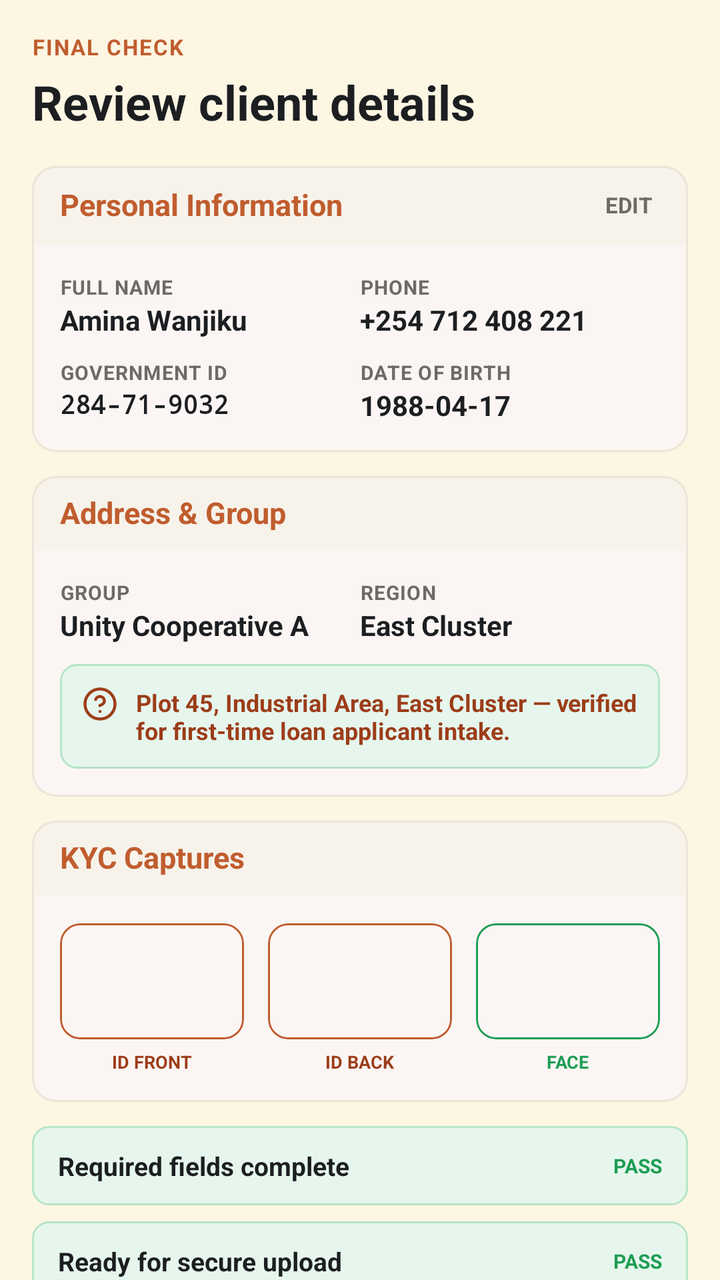
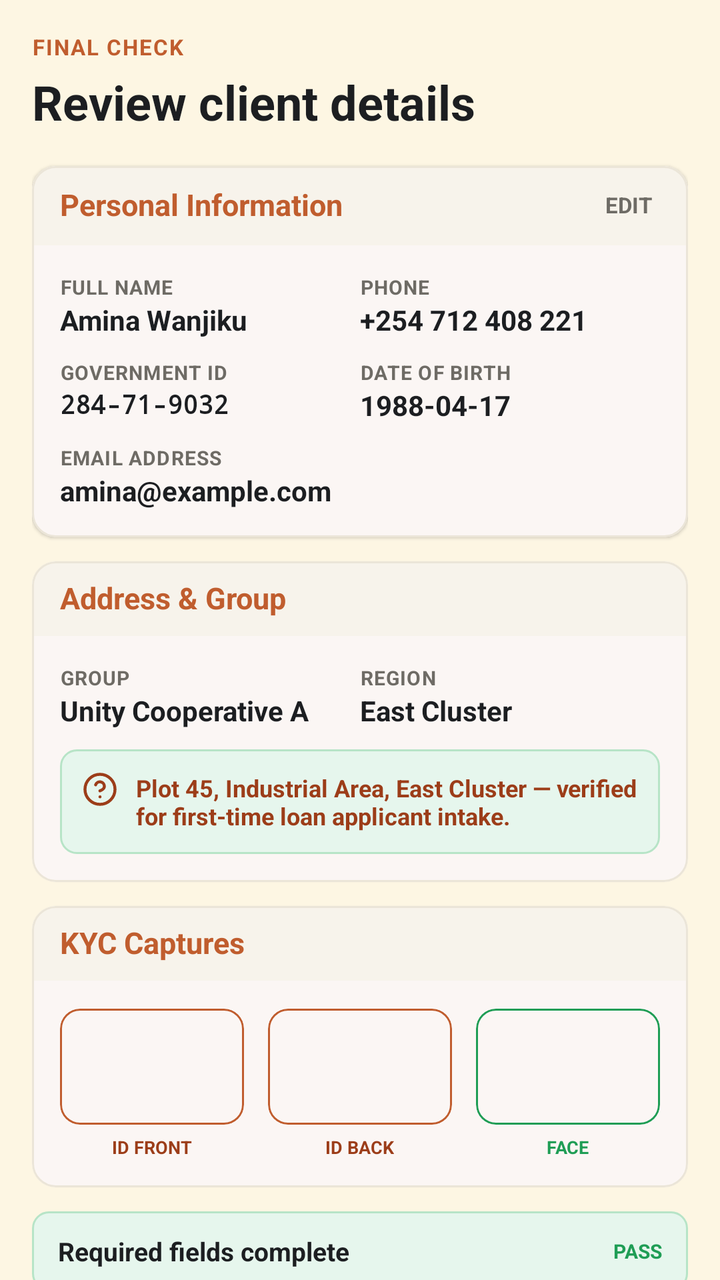

Two renders of the same Android screen: before a commit and after it. Below are the layout's source before the change and the commit's diff.
<!-- AndroidManifest.xml: application theme Theme.TerraLink -->
<!-- res/layout/fragment_client_review.xml -->
<?xml version="1.0" encoding="utf-8"?>
<androidx.core.widget.NestedScrollView
    xmlns:android="http://schemas.android.com/apk/res/android"
    xmlns:app="http://schemas.android.com/apk/res-auto"
    android:layout_width="match_parent"
    android:layout_height="match_parent"
    android:background="@color/bg_cream"
    android:fillViewport="true">

    <LinearLayout
        android:layout_width="match_parent"
        android:layout_height="wrap_content"
        android:orientation="vertical"
        android:padding="16dp">

        
        <TextView
            android:layout_width="wrap_content"
            android:layout_height="wrap_content"
            android:text="FINAL CHECK"
            android:textAllCaps="true"
            android:textColor="@color/terracotta_primary"
            android:textStyle="bold"
            android:letterSpacing="0.06"
            android:textSize="11sp" />

        <TextView
            android:layout_width="wrap_content"
            android:layout_height="wrap_content"
            android:layout_marginTop="4dp"
            android:layout_marginBottom="16dp"
            android:text="Review client details"
            android:textColor="@color/navy_text_primary"
            android:textStyle="bold"
            android:textSize="24sp" />

        
        <com.google.android.material.card.MaterialCardView
            android:layout_width="match_parent"
            android:layout_height="wrap_content"
            android:layout_marginBottom="12dp"
            app:cardBackgroundColor="@color/surface_card"
            app:cardCornerRadius="12dp"
            app:cardElevation="1dp"
            app:strokeColor="@color/surface_stroke"
            app:strokeWidth="1dp">

            <LinearLayout
                android:layout_width="match_parent"
                android:layout_height="wrap_content"
                android:orientation="vertical">

                <LinearLayout
                    android:layout_width="match_parent"
                    android:layout_height="wrap_content"
                    android:orientation="horizontal"
                    android:gravity="center_vertical"
                    android:background="@color/surface_card_subtle"
                    android:paddingHorizontal="14dp"
                    android:paddingTop="8dp"
                    android:paddingBottom="9dp">

                    <TextView
                        android:layout_width="0dp"
                        android:layout_height="wrap_content"
                        android:layout_weight="1"
                        android:text="Personal Information"
                        android:textColor="@color/terracotta_primary"
                        android:textStyle="bold"
                        android:textSize="15sp" />

                    <TextView
                        android:id="@+id/btnEditPersonalInfo"
                        android:layout_width="wrap_content"
                        android:layout_height="wrap_content"
                        android:text="EDIT"
                        android:textAllCaps="true"
                        android:textColor="@color/text_secondary"
                        android:textStyle="bold"
                        android:textSize="11sp"
                        android:padding="4dp"
                        android:clickable="true"
                        android:focusable="true" />

                </LinearLayout>

                <LinearLayout
                    android:layout_width="match_parent"
                    android:layout_height="wrap_content"
                    android:orientation="vertical"
                    android:padding="14dp">

                    <LinearLayout
                        android:layout_width="match_parent"
                        android:layout_height="wrap_content"
                        android:orientation="horizontal"
                        android:layout_marginBottom="10dp">

                        <LinearLayout
                            android:layout_width="0dp"
                            android:layout_height="wrap_content"
                            android:layout_weight="1"
                            android:orientation="vertical">
                            <TextView
                                android:layout_width="wrap_content"
                                android:layout_height="wrap_content"
                                android:text="FULL NAME"
                                android:textAllCaps="true"
                                android:textColor="@color/text_secondary"
                                android:textStyle="bold"
                                android:letterSpacing="0.04"
                                android:textSize="10sp" />
                            <TextView
                                android:id="@+id/tvFullName"
                                android:layout_width="wrap_content"
                                android:layout_height="wrap_content"
                                android:text="Amina Wanjiku"
                                android:textColor="@color/navy_text_primary"
                                android:textStyle="bold"
                                android:textSize="14sp" />
                        </LinearLayout>

                        <LinearLayout
                            android:layout_width="0dp"
                            android:layout_height="wrap_content"
                            android:layout_weight="1"
                            android:orientation="vertical">
                            <TextView
                                android:layout_width="wrap_content"
                                android:layout_height="wrap_content"
                                android:text="PHONE"
                                android:textAllCaps="true"
                                android:textColor="@color/text_secondary"
                                android:textStyle="bold"
                                android:letterSpacing="0.04"
                                android:textSize="10sp" />
                            <TextView
                                android:id="@+id/tvPhone"
                                android:layout_width="wrap_content"
                                android:layout_height="wrap_content"
                                android:text="+254 712 408 221"
                                android:textColor="@color/navy_text_primary"
                                android:textStyle="bold"
                                android:textSize="14sp" />
                        </LinearLayout>

                    </LinearLayout>

                    <LinearLayout
                        android:layout_width="match_parent"
                        android:layout_height="wrap_content"
                        android:orientation="horizontal">

                        <LinearLayout
                            android:layout_width="0dp"
                            android:layout_height="wrap_content"
                            android:layout_weight="1"
                            android:orientation="vertical">
                            <TextView
                                android:layout_width="wrap_content"
                                android:layout_height="wrap_content"
                                android:text="GOVERNMENT ID"
                                android:textAllCaps="true"
                                android:textColor="@color/text_secondary"
                                android:textStyle="bold"
                                android:letterSpacing="0.04"
                                android:textSize="10sp" />
                            <TextView
                                android:id="@+id/tvGovernmentId"
                                android:layout_width="wrap_content"
                                android:layout_height="wrap_content"
                                android:text="284-71-9032"
                                android:fontFamily="monospace"
                                android:textColor="@color/navy_text_primary"
                                android:textStyle="bold"
                                android:textSize="13sp" />
                        </LinearLayout>

                        <LinearLayout
                            android:layout_width="0dp"
                            android:layout_height="wrap_content"
                            android:layout_weight="1"
                            android:orientation="vertical">
                            <TextView
                                android:layout_width="wrap_content"
                                android:layout_height="wrap_content"
                                android:text="DATE OF BIRTH"
                                android:textAllCaps="true"
                                android:textColor="@color/text_secondary"
                                android:textStyle="bold"
                                android:letterSpacing="0.04"
                                android:textSize="10sp" />
                            <TextView
                                android:id="@+id/tvDateOfBirth"
                                android:layout_width="wrap_content"
                                android:layout_height="wrap_content"
                                android:text="1988-04-17"
                                android:textColor="@color/navy_text_primary"
                                android:textStyle="bold"
                                android:textSize="14sp" />
                        </LinearLayout>

                    </LinearLayout>

                </LinearLayout>
            </LinearLayout>
        </com.google.android.material.card.MaterialCardView>

        
        <com.google.android.material.card.MaterialCardView
            android:layout_width="match_parent"
            android:layout_height="wrap_content"
            android:layout_marginBottom="12dp"
            app:cardBackgroundColor="@color/surface_card"
            app:cardCornerRadius="12dp"
            app:cardElevation="1dp"
            app:strokeColor="@color/surface_stroke"
            app:strokeWidth="1dp">

            <LinearLayout
                android:layout_width="match_parent"
                android:layout_height="wrap_content"
                android:orientation="vertical">

                <TextView
                    android:layout_width="match_parent"
                    android:layout_height="wrap_content"
                    android:background="@color/surface_card_subtle"
                    android:paddingHorizontal="14dp"
                    android:paddingTop="8dp"
                    android:paddingBottom="9dp"
                    android:text="Address &amp; Group"
                    android:textColor="@color/terracotta_primary"
                    android:textStyle="bold"
                    android:textSize="15sp" />

                <LinearLayout
                    android:layout_width="match_parent"
                    android:layout_height="wrap_content"
                    android:orientation="vertical"
                    android:padding="14dp">

                    <LinearLayout
                        android:layout_width="match_parent"
                        android:layout_height="wrap_content"
                        android:orientation="horizontal"
                        android:layout_marginBottom="10dp">

                        <LinearLayout
                            android:layout_width="0dp"
                            android:layout_height="wrap_content"
                            android:layout_weight="1"
                            android:orientation="vertical">
                            <TextView
                                android:layout_width="wrap_content"
                                android:layout_height="wrap_content"
                                android:text="GROUP"
                                android:textAllCaps="true"
                                android:textColor="@color/text_secondary"
                                android:textStyle="bold"
                                android:letterSpacing="0.04"
                                android:textSize="10sp" />
                            <TextView
                                android:id="@+id/tvGroup"
                                android:layout_width="wrap_content"
                                android:layout_height="wrap_content"
                                android:text="Unity Cooperative A"
                                android:textColor="@color/navy_text_primary"
                                android:textStyle="bold"
                                android:textSize="14sp" />
                        </LinearLayout>

                        <LinearLayout
                            android:layout_width="0dp"
                            android:layout_height="wrap_content"
                            android:layout_weight="1"
                            android:orientation="vertical">
                            <TextView
                                android:layout_width="wrap_content"
                                android:layout_height="wrap_content"
                                android:text="REGION"
                                android:textAllCaps="true"
                                android:textColor="@color/text_secondary"
                                android:textStyle="bold"
                                android:letterSpacing="0.04"
                                android:textSize="10sp" />
                            <TextView
                                android:id="@+id/tvRegion"
                                android:layout_width="wrap_content"
                                android:layout_height="wrap_content"
                                android:text="East Cluster"
                                android:textColor="@color/navy_text_primary"
                                android:textStyle="bold"
                                android:textSize="14sp" />
                        </LinearLayout>

                    </LinearLayout>

                    <LinearLayout
                        android:layout_width="match_parent"
                        android:layout_height="wrap_content"
                        android:orientation="horizontal"
                        android:background="@drawable/bg_status_badge_green"
                        android:padding="11dp">

                        <ImageView
                            android:layout_width="18dp"
                            android:layout_height="18dp"
                            android:layout_marginEnd="9dp"
                            android:src="@drawable/ic_help_circle"
                            app:tint="@color/terracotta_dark" />

                        <TextView
                            android:id="@+id/tvAddressNote"
                            android:layout_width="0dp"
                            android:layout_height="wrap_content"
                            android:layout_weight="1"
                            android:text="Plot 45, Industrial Area, East Cluster — verified for first-time loan applicant intake."
                            android:textColor="@color/terracotta_dark"
                            android:textStyle="bold"
                            android:textSize="12sp" />

                    </LinearLayout>

                </LinearLayout>
            </LinearLayout>
        </com.google.android.material.card.MaterialCardView>

        
        <com.google.android.material.card.MaterialCardView
            android:layout_width="match_parent"
            android:layout_height="wrap_content"
            android:layout_marginBottom="12dp"
            app:cardBackgroundColor="@color/surface_card"
            app:cardCornerRadius="12dp"
            app:cardElevation="1dp"
            app:strokeColor="@color/surface_stroke"
            app:strokeWidth="1dp">

            <LinearLayout
                android:layout_width="match_parent"
                android:layout_height="wrap_content"
                android:orientation="vertical">

                <TextView
                    android:layout_width="match_parent"
                    android:layout_height="wrap_content"
                    android:background="@color/surface_card_subtle"
                    android:paddingHorizontal="14dp"
                    android:paddingTop="8dp"
                    android:paddingBottom="9dp"
                    android:text="KYC Captures"
                    android:textColor="@color/terracotta_primary"
                    android:textStyle="bold"
                    android:textSize="15sp" />

                <LinearLayout
                    android:layout_width="match_parent"
                    android:layout_height="wrap_content"
                    android:orientation="horizontal"
                    android:padding="14dp">

                    <LinearLayout
                        android:layout_width="0dp"
                        android:layout_height="wrap_content"
                        android:layout_weight="1"
                        android:layout_marginEnd="8dp"
                        android:orientation="vertical"
                        android:gravity="center_horizontal">
                        <com.google.android.material.card.MaterialCardView
                            android:layout_width="match_parent"
                            android:layout_height="58dp"
                            app:cardCornerRadius="10dp"
                            app:strokeColor="@color/terracotta_primary"
                            app:strokeWidth="1dp">
                            <ImageView
                                android:id="@+id/imgIdFront"
                                android:layout_width="match_parent"
                                android:layout_height="match_parent"
                                android:scaleType="centerCrop"
                                android:contentDescription="ID front capture" />
                        </com.google.android.material.card.MaterialCardView>
                        <TextView
                            android:layout_width="wrap_content"
                            android:layout_height="wrap_content"
                            android:layout_marginTop="5dp"
                            android:text="ID FRONT"
                            android:textAllCaps="true"
                            android:textColor="@color/terracotta_dark"
                            android:textStyle="bold"
                            android:textSize="9sp" />
                    </LinearLayout>

                    <LinearLayout
                        android:layout_width="0dp"
                        android:layout_height="wrap_content"
                        android:layout_weight="1"
                        android:layout_marginHorizontal="4dp"
                        android:orientation="vertical"
                        android:gravity="center_horizontal">
                        <com.google.android.material.card.MaterialCardView
                            android:layout_width="match_parent"
                            android:layout_height="58dp"
                            app:cardCornerRadius="10dp"
                            app:strokeColor="@color/terracotta_primary"
                            app:strokeWidth="1dp">
                            <ImageView
                                android:id="@+id/imgIdBack"
                                android:layout_width="match_parent"
                                android:layout_height="match_parent"
                                android:scaleType="centerCrop"
                                android:contentDescription="ID back capture" />
                        </com.google.android.material.card.MaterialCardView>
                        <TextView
                            android:layout_width="wrap_content"
                            android:layout_height="wrap_content"
                            android:layout_marginTop="5dp"
                            android:text="ID BACK"
                            android:textAllCaps="true"
                            android:textColor="@color/terracotta_dark"
                            android:textStyle="bold"
                            android:textSize="9sp" />
                    </LinearLayout>

                    <LinearLayout
                        android:layout_width="0dp"
                        android:layout_height="wrap_content"
                        android:layout_weight="1"
                        android:layout_marginStart="8dp"
                        android:orientation="vertical"
                        android:gravity="center_horizontal">
                        <com.google.android.material.card.MaterialCardView
                            android:layout_width="match_parent"
                            android:layout_height="58dp"
                            app:cardCornerRadius="10dp"
                            app:strokeColor="@color/status_green"
                            app:strokeWidth="1dp">
                            <ImageView
                                android:id="@+id/imgFace"
                                android:layout_width="match_parent"
                                android:layout_height="match_parent"
                                android:scaleType="centerCrop"
                                android:contentDescription="Face capture" />
                        </com.google.android.material.card.MaterialCardView>
                        <TextView
                            android:layout_width="wrap_content"
                            android:layout_height="wrap_content"
                            android:layout_marginTop="5dp"
                            android:text="FACE"
                            android:textAllCaps="true"
                            android:textColor="@color/status_green"
                            android:textStyle="bold"
                            android:textSize="9sp" />
                    </LinearLayout>

                </LinearLayout>
            </LinearLayout>
        </com.google.android.material.card.MaterialCardView>

        
        <LinearLayout
            android:layout_width="match_parent"
            android:layout_height="wrap_content"
            android:orientation="horizontal"
            android:gravity="center_vertical"
            android:background="@drawable/bg_status_badge_green"
            android:paddingHorizontal="13dp"
            android:paddingVertical="11dp"
            android:layout_marginBottom="8dp">

            <TextView
                android:layout_width="0dp"
                android:layout_height="wrap_content"
                android:layout_weight="1"
                android:text="Required fields complete"
                android:textColor="@color/navy_text_primary"
                android:textStyle="bold"
                android:textSize="13sp" />

            <TextView
                android:layout_width="wrap_content"
                android:layout_height="wrap_content"
                android:text="PASS"
                android:textColor="@color/status_green"
                android:textStyle="bold"
                android:textSize="10sp" />

        </LinearLayout>

        <LinearLayout
            android:layout_width="match_parent"
            android:layout_height="wrap_content"
            android:orientation="horizontal"
            android:gravity="center_vertical"
            android:background="@drawable/bg_status_badge_green"
            android:paddingHorizontal="13dp"
            android:paddingVertical="11dp"
            android:layout_marginBottom="17dp">

            <TextView
                android:layout_width="0dp"
                android:layout_height="wrap_content"
                android:layout_weight="1"
                android:text="Ready for secure upload"
                android:textColor="@color/navy_text_primary"
                android:textStyle="bold"
                android:textSize="13sp" />

            <TextView
                android:layout_width="wrap_content"
                android:layout_height="wrap_content"
                android:text="PASS"
                android:textColor="@color/status_green"
                android:textStyle="bold"
                android:textSize="10sp" />

        </LinearLayout>

    </LinearLayout>
</androidx.core.widget.NestedScrollView>
<!-- resources referenced by this layout -->
<resources>
  <color name="bg_cream">#FDF6E3</color>
  <color name="navy_text_primary">#1C1E21</color>
  <color name="status_green">#1F9D55</color>
  <color name="surface_card">#FFFFFF</color>
  <color name="surface_card_subtle">#F7F3EB</color>
  <color name="surface_stroke">#EBE5D8</color>
  <color name="terracotta_dark">#9C3D19</color>
  <color name="terracotta_primary">#C05D2E</color>
  <color name="text_secondary">#6E6B65</color>
  <!-- drawable bg_status_badge_green (drawable) -->
  <?xml version="1.0" encoding="utf-8"?>
  <shape xmlns:android="http://schemas.android.com/apk/res/android"
      android:shape="rectangle">
      <solid android:color="@color/status_green_bg" />
      <corners android:radius="8dp" />
      <stroke
          android:width="1dp"
          android:color="#B7E4C7" />
  </shape>
  <!-- drawable ic_help_circle (drawable) -->
  <vector xmlns:android="http://schemas.android.com/apk/res/android"
      android:width="24dp"
      android:height="24dp"
      android:viewportWidth="24"
      android:viewportHeight="24">
      <path
          android:fillColor="#00000000"
          android:strokeColor="#6E6B65"
          android:strokeWidth="2"
          android:strokeLineCap="round"
          android:strokeLineJoin="round"
          android:pathData="M12,22a10,10 0,1 0,0 -20a10,10 0,0 0,0 20zM9.09,9a3,3 0,0 1,5.83 1c0,2 -3,3 -3,3M12,17h0.01" />
  </vector>
  <style name="Theme.TerraLink" parent="Theme.Material3.Light.NoActionBar">
          <item name="colorPrimary">@color/terracotta_primary</item>
          <item name="colorOnPrimary">@color/on_terracotta</item>
          <item name="colorPrimaryContainer">@color/terracotta_container</item>
          <item name="colorSecondary">@color/olive_secondary</item>
          <item name="android:colorBackground">@color/bg_cream</item>
          <item name="colorSurface">@color/surface_card</item>
          <item name="colorOnSurface">@color/navy_text_primary</item>
          <item name="colorError">@color/status_red</item>
          
          <item name="android:statusBarColor">@color/bg_cream</item>
          <item name="android:windowLightStatusBar">true</item>
          <item name="android:navigationBarColor">@color/surface_card</item>
          <item name="android:windowLightNavigationBar" tools:targetApi="27">true</item>
      </style>
  <color name="status_green_bg">#E6F6ED</color>
  <color name="on_terracotta">#FFFFFF</color>
  <color name="terracotta_container">#FBECE5</color>
  <color name="olive_secondary">#77804B</color>
  <color name="status_red">#DC2626</color>
</resources>

<!-- the commit's change to res/layout/fragment_client_review.xml (unified diff, before → after) -->
@@ -200,6 +200,32 @@
                                 android:textSize="14sp" />
                         </LinearLayout>
 
+                    </LinearLayout>
+
+                    <LinearLayout
+                        android:layout_width="match_parent"
+                        android:layout_height="wrap_content"
+                        android:layout_marginTop="10dp"
+                        android:orientation="vertical">
+
+                        <TextView
+                            android:layout_width="wrap_content"
+                            android:layout_height="wrap_content"
+                            android:text="EMAIL ADDRESS"
+                            android:textAllCaps="true"
+                            android:textColor="@color/text_secondary"
+                            android:textStyle="bold"
+                            android:letterSpacing="0.04"
+                            android:textSize="10sp" />
+
+                        <TextView
+                            android:id="@+id/tvEmail"
+                            android:layout_width="wrap_content"
+                            android:layout_height="wrap_content"
+                            android:text="amina@example.com"
+                            android:textColor="@color/navy_text_primary"
+                            android:textStyle="bold"
+                            android:textSize="14sp" />
                     </LinearLayout>
 
                 </LinearLayout>
